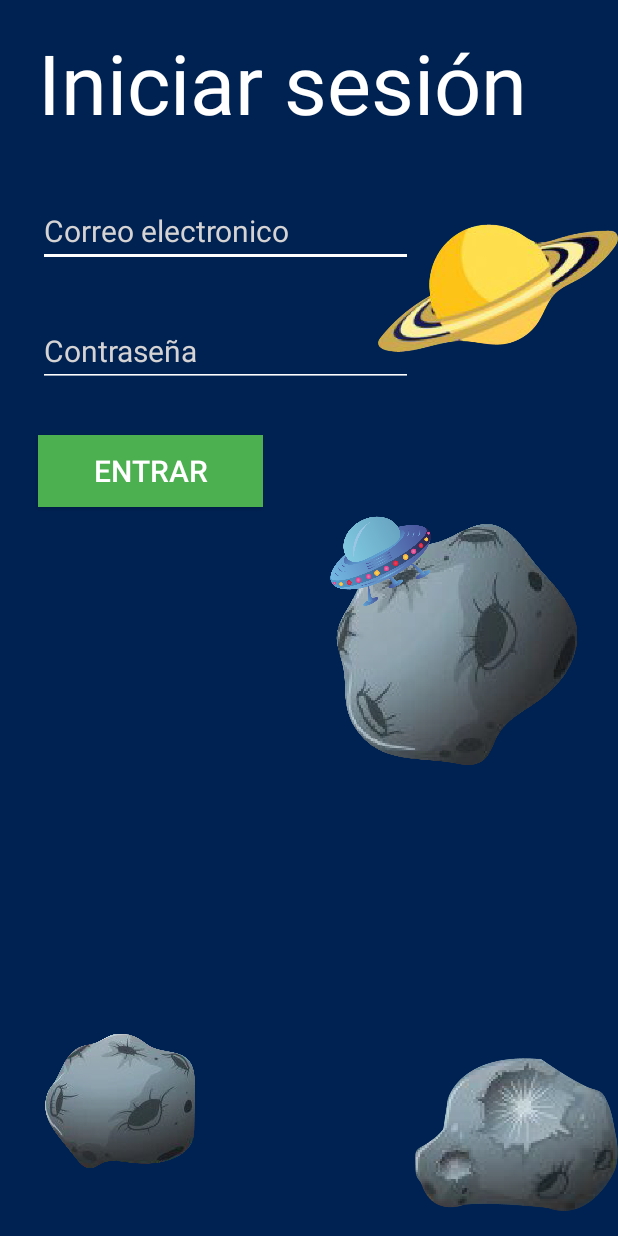
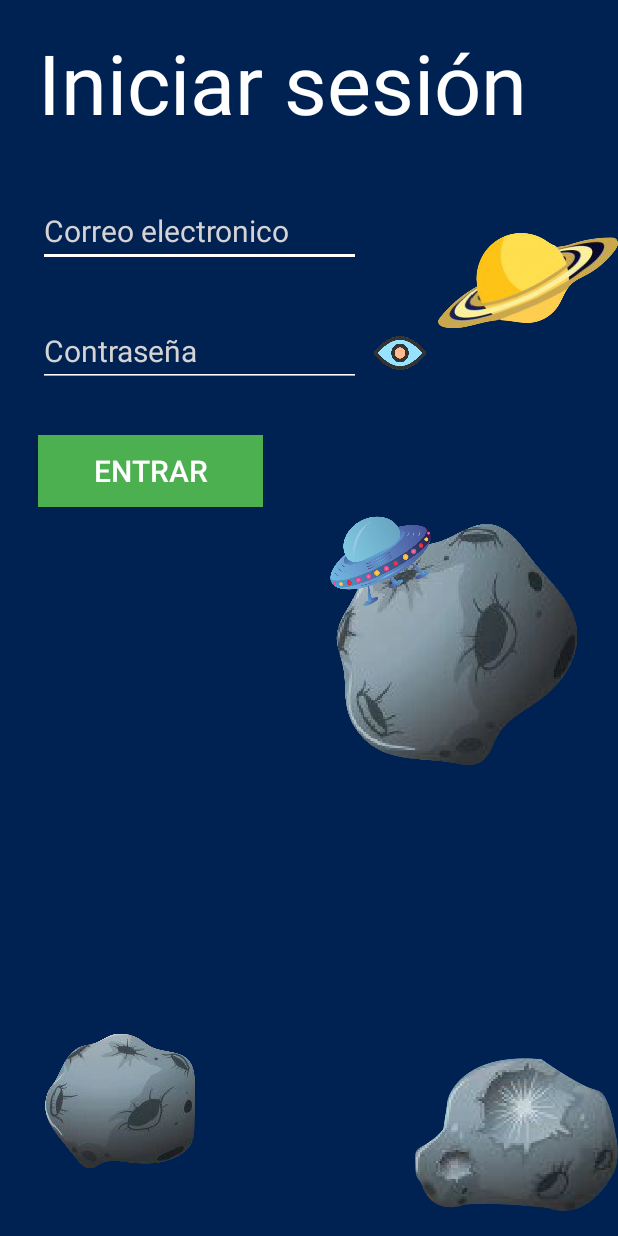
Before and after one commit to Platinovan/ProyectoAppInventor, an Android app: the Login screen opened directly, with no data from a screen before it, on a phone screen of 412 x 824 dp. Run offline under Robolectric (Android 15) with nearby library versions, the phone set to English and light mode, and no system bars; our stand-ins replace Firebase (no records; nobody signed in at launch, a user with empty details on screens opened directly); 1 statement that could not run was skipped.

Commit message:
New Icons

```diff
--- a/app/src/main/java/com/tarea/proyectoappinventor/Login.java
+++ b/app/src/main/java/com/tarea/proyectoappinventor/Login.java
@@ -3,9 +3,10 @@ package com.tarea.proyectoappinventor;
 import androidx.annotation.NonNull;
 import androidx.appcompat.app.AppCompatActivity;
 import androidx.appcompat.widget.AppCompatButton;
-
 import android.content.Intent;
 import android.os.Bundle;
+import android.renderscript.ScriptGroup;
+import android.text.InputType;
 import android.util.Patterns;
 import android.view.View;
 import android.view.Window;
@@ -23,7 +24,11 @@ public class Login extends AppCompatActivity {
     //Declaracion de variables
     EditText mail, password;
     AppCompatButton login;
+    AppCompatButton verPass;
     FirebaseAuth auth;
+
+    //Para ver la contraseña
+    boolean estadoPass = false;
 
     @Override
     protected void onCreate(Bundle savedInstanceState) {
@@ -36,7 +41,26 @@ public class Login extends AppCompatActivity {
         mail = findViewById(R.id.CorreoLogin);
         password = findViewById(R.id.PasswordLogin);
         login = findViewById(R.id.InicioSesion);
+        verPass = findViewById(R.id.VerPasswordLogin);
         auth = FirebaseAuth.getInstance();
+
+        //Para poder ver la contraseña
+        verPass.setOnClickListener(new View.OnClickListener() {
+            @Override
+            public void onClick(View view) {
+                estadoPass = !estadoPass;
+                //Para ver la password
+                if(estadoPass){
+                    verPass.setBackgroundResource(R.drawable.hidden);
+                    password.setInputType(InputType.TYPE_TEXT_VARIATION_VISIBLE_PASSWORD);
+                    password.setSelection(password.length());
+                }else{
+                    verPass.setBackgroundResource(R.drawable.view_dos);
+                    password.setInputType(InputType.TYPE_CLASS_TEXT | InputType.TYPE_TEXT_VARIATION_PASSWORD);
+                    password.setSelection(password.length());
+                }
+            }
+        });
 
         //Click listener para el boton de 'entrar'
         login.setOnClickListener(new View.OnClickListener() {
--- a/app/src/main/res/layout/activity_login.xml
+++ b/app/src/main/res/layout/activity_login.xml
@@ -19,7 +19,7 @@
 
         <EditText
             android:id="@+id/CorreoLogin"
-            android:layout_width="250sp"
+            android:layout_width="215sp"
             android:layout_height="wrap_content"
             android:layout_marginTop="130sp"
             android:layout_marginLeft="25sp"
@@ -30,9 +30,13 @@
             android:inputType="textEmailAddress"
             android:backgroundTint="@color/white" />
 
+    <FrameLayout
+        android:layout_width="match_parent"
+        android:layout_height="wrap_content">
+
         <EditText
             android:id="@+id/PasswordLogin"
-            android:layout_width="250sp"
+            android:layout_width="215sp"
             android:layout_height="wrap_content"
             android:layout_marginTop="210sp"
             android:layout_marginLeft="25sp"
@@ -41,7 +45,19 @@
             android:textSize="20sp"
             android:textColor="@color/white"
             android:inputType="textPassword"
-            android:backgroundTint="@color/white"/>
+            android:backgroundTint="@color/white"
+            android:maxLines="1" />
+
+        <!-- Boton para ver la contraseña -->
+        <androidx.appcompat.widget.AppCompatButton
+            android:id="@+id/VerPasswordLogin"
+            android:layout_width="37dp"
+            android:layout_height="40dp"
+            android:background="@drawable/view_dos"
+            android:layout_marginTop="215sp"
+            android:layout_marginLeft="248dp"/>
+
+    </FrameLayout>
 
     <androidx.appcompat.widget.AppCompatButton
         android:id="@+id/InicioSesion"
@@ -57,8 +73,8 @@
     <!-- Comienza en diseño de las imágenes-->
 
     <ImageView
-        android:layout_width="160sp"
-        android:layout_height="185sp"
+        android:layout_width="120sp"
+        android:layout_height="175sp"
         android:src="@drawable/saturno"
         android:layout_marginTop="99sp"
         android:layout_alignParentEnd="true"/>
--- a/app/src/main/res/layout/user_item.xml
+++ b/app/src/main/res/layout/user_item.xml
@@ -75,4 +75,5 @@
 
     </RelativeLayout>
 
+
 </androidx.cardview.widget.CardView>
```
Also changed, not shown: app/src/main/java/com/tarea/proyectoappinventor/Registro.java (+23 -0 lines), app/src/main/res/layout/activity_registro.xml (+10 -1 lines), app/src/main/res/drawable/hidden.png (added), app/src/main/res/drawable/hide.png (added), app/src/main/res/drawable/hide_dos.png (added), app/src/main/res/drawable/show.png (added), app/src/main/res/drawable/view.png (added), app/src/main/res/drawable/view_dos.png (added), 1 other file.
